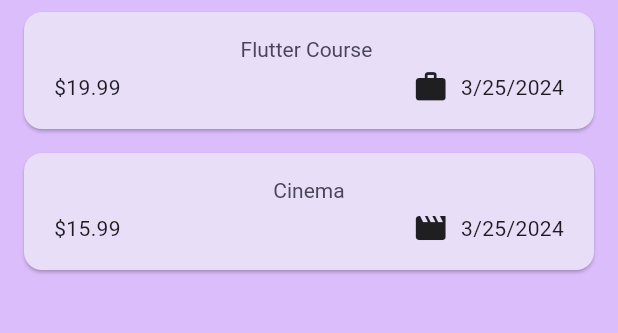
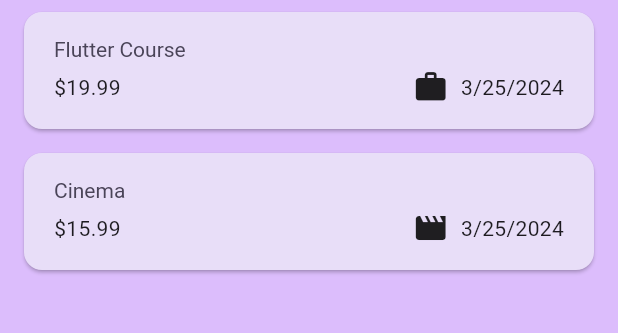
Before and after one commit to Harsh20221/Expanse_tracker, a Flutter app: the screen it shows after launch, on a phone screen of 412 x 824 dp, the part 114-447 px from its top. Run offline on Flutter 3.47's test engine with Material 3 defaults, Android fonts, the phone set to English and light mode, and no system bars.

Commit message:
cross axis alignment change

```diff
--- a/lib/widgets/expenses_list/expense_item.dart
+++ b/lib/widgets/expenses_list/expense_item.dart
@@ -11,7 +11,7 @@ class expense_item extends StatelessWidget {
     return Card(
         child: Padding(
       padding: EdgeInsets.symmetric(horizontal: 20, vertical: 16),
-      child: Column(
+      child: Column( crossAxisAlignment: CrossAxisAlignment.start,
         children: [
           Text(expense.title,style: Theme.of(context).textTheme.titleLarge,),
           const SizedBox(height: 4),
```
